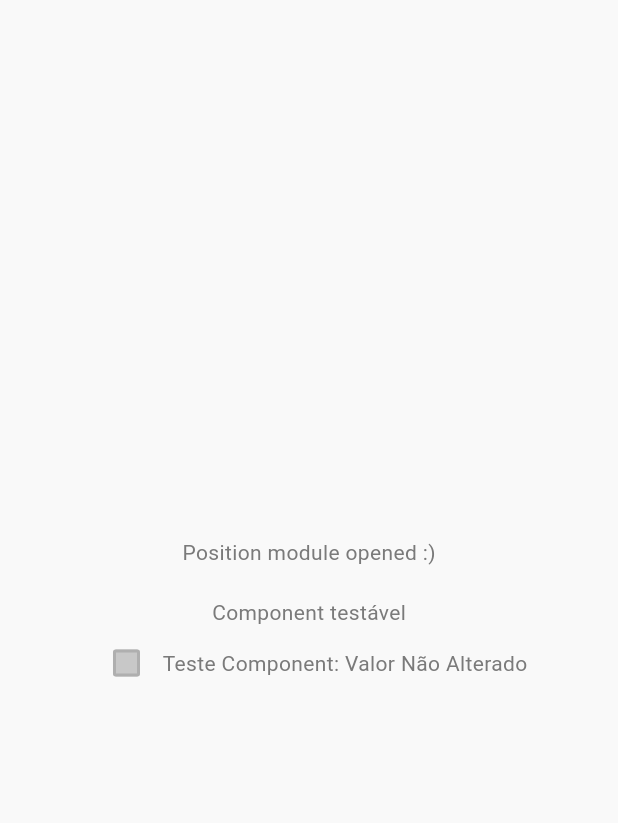
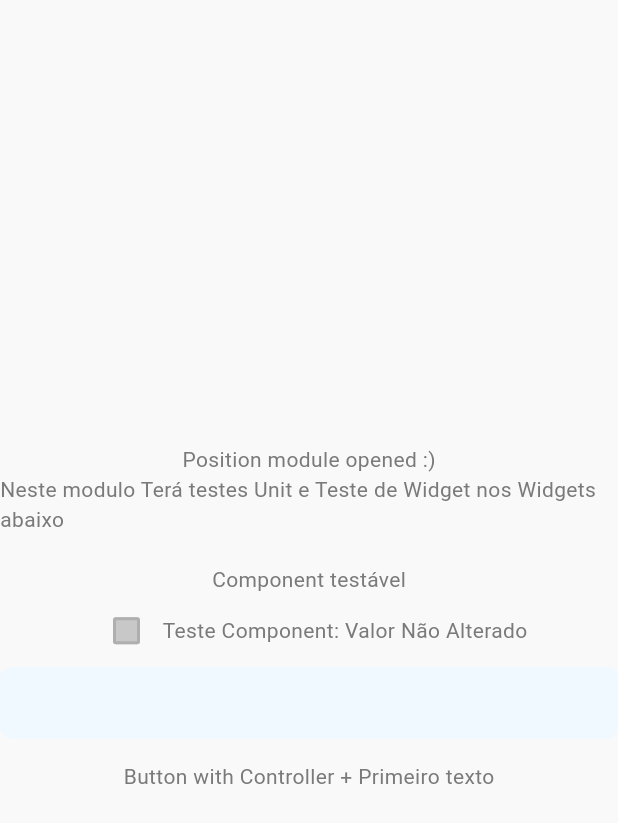
Before and after one commit to dev19Dixi/TreinamentoDixi, a Flutter app: the PositionModule widget shown alone on an empty page, opened directly, on a phone screen of 412 x 824 dp. Shown: the top 823 px of the screen. Run offline on Flutter 3.47's test engine with Material 3 defaults, Android fonts, the light colour scheme and no system bars; our stand-ins replace equatable, logger; accounts and stored records are empty.

Commit message:
feat: add teste widget and unit test

```diff
--- a/lib/modules/position/pages/initial_page/initial_page_controller.dart
+++ b/lib/modules/position/pages/initial_page/initial_page_controller.dart
@@ -1,6 +1,14 @@
 import 'package:flutter/material.dart';
 
+import 'widgets/button_with_controller_widget.dart';
+
 class InitialPageController extends ChangeNotifier {
+
+   InitialPageController() {
+    btnController.addListener(notifyListeners);
+  }
+  final BtnController btnController = BtnController();
+
   bool _hasChanged = false;
 
   bool get hasChanged => _hasChanged;
--- /dev/null
+++ b/lib/modules/position/pages/initial_page/widgets/button_with_controller_widget.dart
@@ -0,0 +1,38 @@
+
+import 'package:flutter/material.dart';
+import 'package:provider/provider.dart';
+
+import '../initial_page_controller.dart';
+
+class ButtonWithControllerWidget extends StatelessWidget {
+  const ButtonWithControllerWidget({
+    super.key,
+  });
+
+  @override
+  Widget build(BuildContext context) {
+    final btnController = context.read<InitialPageController>().btnController;
+    final text = context.watch<InitialPageController>().btnController.text;
+
+    return Column(
+      children: [
+        TextField(
+          onChanged: (value) => btnController.text = value,
+        ),
+        const SizedBox(height: 15),
+        Text("Button with Controller + $text"),
+      ],
+    );
+  }
+}
+
+class BtnController extends ChangeNotifier {
+  String _text = 'Primeiro texto';
+
+  String get text => _text;
+
+  set text(String value) {
+    _text = value;
+    notifyListeners();
+  }
+}
--- a/lib/modules/position/position_module.dart
+++ b/lib/modules/position/position_module.dart
@@ -4,6 +4,7 @@ import 'package:treinamento_mvvm/modules/position/controllers/navigation_control
 
 import 'pages/initial_page/initial_page_controller.dart';
 import 'pages/initial_page/widgets/button_widget.dart';
+import 'pages/initial_page/widgets/button_with_controller_widget.dart';
 
 class PositionModule extends StatelessWidget {
   const PositionModule({super.key});
@@ -20,7 +21,10 @@ class PositionModule extends StatelessWidget {
           mainAxisAlignment: MainAxisAlignment.center,
           children: [
             Text("Position module opened :)"),
-            ButtonWidget()
+            Text("Neste modulo Terá testes Unit e Teste de Widget nos Widgets abaixo"),
+
+            ButtonWidget(),
+            ButtonWithControllerWidget(),
           ],
         ),
       ),
```
Also changed, not shown: 1 other file.
